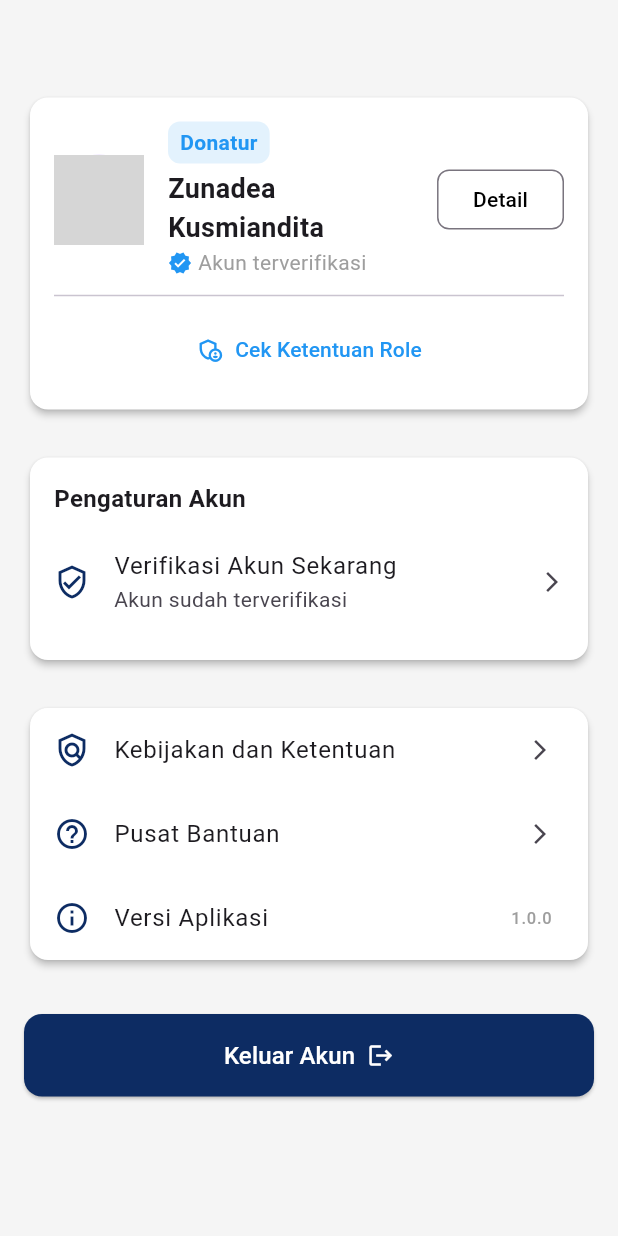
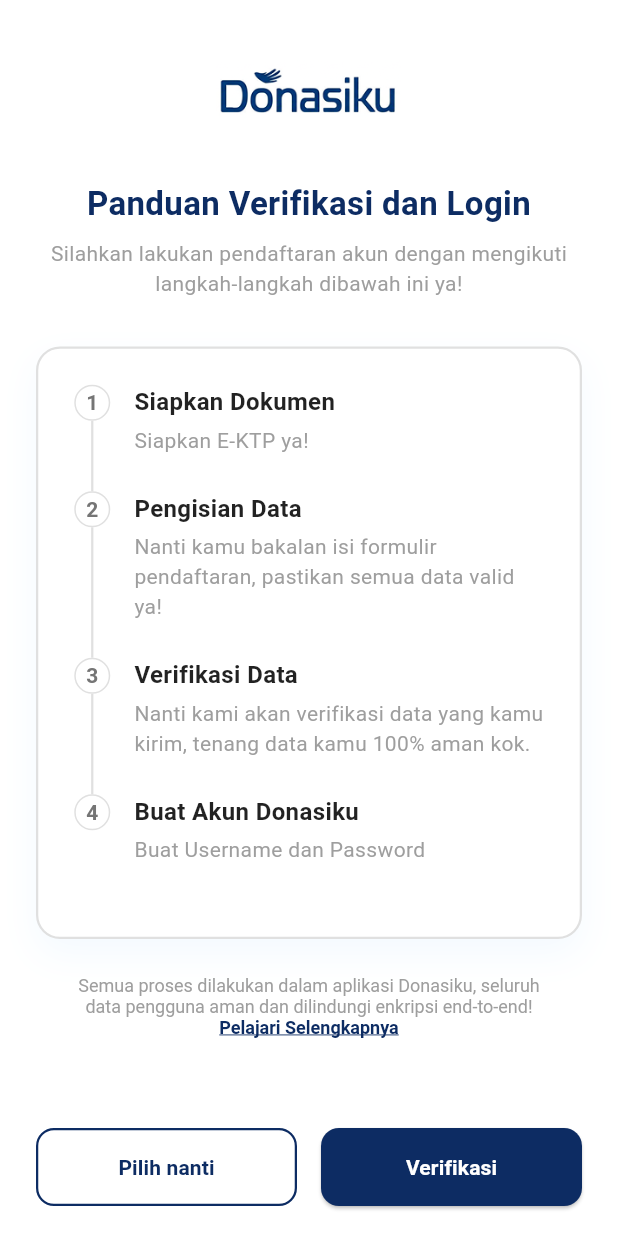
Before and after one commit to EdselSpth/Donasiku-DevHope-Group, a Flutter app: the ProfilePage screen opened directly, after a tap on "Verifikasi Akun Sekarang", on a phone screen of 412 x 824 dp. Run offline on Flutter 3.47's test engine with Material 3 defaults, Android fonts, the light colour scheme and no system bars; our stand-ins replace get; network calls fail; grey boxes are pictures that could not be loaded.

Commit message:
feat: [ESH] Menambahkan implementasi verifikasi

```diff
--- /dev/null
+++ b/lib/user_interface/Verification/verification_guide_screen.dart
@@ -0,0 +1,255 @@
+import 'package:flutter/gestures.dart';
+import 'package:flutter/material.dart';
+import 'package:donasiku/user_interface/Verification/upload_ktp_screen.dart';
+
+class VerificationGuideScreen extends StatelessWidget {
+  const VerificationGuideScreen({Key? key}) : super(key: key);
+
+  @override
+  Widget build(BuildContext context) {
+    return Scaffold(
+      backgroundColor: Colors.white, // Warna background biru muda
+      body: SafeArea(
+        child: Padding(
+          padding: const EdgeInsets.symmetric(horizontal: 24.0, vertical: 20.0),
+          child: Column(
+            mainAxisAlignment: MainAxisAlignment.center,
+            crossAxisAlignment: CrossAxisAlignment.stretch,
+            children: [
+              const SizedBox(height: 20),
+              // 1. Logo Donasiku
+              Image.asset(
+                'Assets/Logo-Donasiku.png', // Pastikan path ini sesuai
+                height: 40,
+              ),
+              const SizedBox(height: 40),
+
+              // 2. Judul dan Subjudul
+              const Text(
+                'Panduan Verifikasi dan Login',
+                textAlign: TextAlign.center,
+                style: TextStyle(
+                  fontSize: 22,
+                  fontWeight: FontWeight.bold,
+                  color: Color(0xFF0D2C63),
+                ),
+              ),
+              const SizedBox(height: 8),
+              const Text(
+                'Silahkan lakukan pendaftaran akun dengan mengikuti langkah-langkah dibawah ini ya!',
+                textAlign: TextAlign.center,
+                style: TextStyle(fontSize: 14, color: Colors.grey),
+              ),
+              const SizedBox(height: 32),
+
+              // 3. Kontainer Putih berisi Langkah-langkah
+              Container(
+                padding: const EdgeInsets.all(24.0),
+                decoration: BoxDecoration(
+                  color: Colors.white,
+                  borderRadius: BorderRadius.circular(16.0),
+                  border: Border.all(
+                    // <-- TAMBAHKAN BARIS INI
+                    color: Colors.grey.shade300, // Warna border
+                    width: 1.5, // Ketebalan border
+                  ),
+                  boxShadow: [
+                    BoxShadow(
+                      color: Colors.blue.withOpacity(0.05),
+                      blurRadius: 20,
+                      offset: const Offset(0, 10),
+                    ),
+                  ],
+                ),
+                child: Column(
+                  children: [
+                    _buildStepItem(
+                      number: '1',
+                      title: 'Siapkan Dokumen',
+                      subtitle: 'Siapkan E-KTP ya!',
+                    ),
+                    _buildStepItem(
+                      number: '2',
+                      title: 'Pengisian Data',
+                      subtitle:
+                          'Nanti kamu bakalan isi formulir pendaftaran, pastikan semua data valid ya!',
+                    ),
+                    _buildStepItem(
+                      number: '3',
+                      title: 'Verifikasi Data',
+                      subtitle:
+                          'Nanti kami akan verifikasi data yang kamu kirim, tenang data kamu 100% aman kok.',
+                    ),
+                    _buildStepItem(
+                      number: '4',
+                      title: 'Buat Akun Donasiku',
+                      subtitle: 'Buat Username dan Password',
+                      isLast: true, // Tandai sebagai item terakhir
+                    ),
+                  ],
+                ),
+              ),
+              const SizedBox(height: 24),
+
+              // 4. Teks Informasi Keamanan
+              Padding(
+                padding: const EdgeInsets.symmetric(horizontal: 16.0),
+                child: RichText(
+                  textAlign: TextAlign.center,
+                  text: TextSpan(
+                    style: const TextStyle(
+                      fontSize: 12,
+                      color: Colors.grey,
+                      fontFamily: 'Poppins', // Sesuaikan jika font beda
+                    ),
+                    children: [
+                      const TextSpan(
+                        text:
+                            'Semua proses dilakukan dalam aplikasi Donasiku, seluruh data pengguna aman dan dilindungi enkripsi end-to-end! ',
+                      ),
+                      TextSpan(
+                        text: 'Pelajari Selengkapnya',
+                        style: const TextStyle(
+                          color: Color(0xFF0D2C63),
+                          fontWeight: FontWeight.bold,
+                          decoration: TextDecoration.underline,
+                        ),
+                        recognizer:
+                            TapGestureRecognizer()
+                              ..onTap = () {
+                                // TODO: Tambahkan aksi saat "Pelajari Selengkapnya" di-tap
+                                print('Learn More Tapped!');
+                              },
+                      ),
+                    ],
+                  ),
+                ),
+              ),
+
+              const Spacer(), // Mendorong tombol ke bawah
+              // 5. Tombol Aksi
+              Row(
+                children: [
+                  Expanded(
+                    child: OutlinedButton(
+                      onPressed: () {
+                        // TODO: Tambahkan aksi untuk "Pilih nanti"
+                      },
+                      style: OutlinedButton.styleFrom(
+                        padding: const EdgeInsets.symmetric(vertical: 16),
+                        foregroundColor: const Color(0xFF0D2C63),
+                        side: const BorderSide(
+                          color: Color(0xFF0D2C63),
+                          width: 1.5,
+                        ),
+                        shape: RoundedRectangleBorder(
+                          borderRadius: BorderRadius.circular(12),
+                        ),
+                      ),
+                      child: const Text(
+                        'Pilih nanti',
+                        style: TextStyle(fontWeight: FontWeight.bold),
+                      ),
+                    ),
+                  ),
+                  const SizedBox(width: 16),
+                  Expanded(
+                    child: ElevatedButton(
+                      onPressed: () {
+                        Navigator.push(
+                          context,
+                          MaterialPageRoute(
+                            builder: (context) => const UploadKtpScreen(),
+                          ),
+                        );
+                      },
+                      style: ElevatedButton.styleFrom(
+                        padding: const EdgeInsets.symmetric(vertical: 16),
+                        backgroundColor: const Color(0xFF0D2C63),
+                        foregroundColor: Colors.white,
+                        shape: RoundedRectangleBorder(
+                          borderRadius: BorderRadius.circular(12),
+                        ),
+                      ),
+                      child: const Text(
+                        'Verifikasi',
+                        style: TextStyle(fontWeight: FontWeight.bold),
+                      ),
+                    ),
+                  ),
+                ],
+              ),
+            ],
+          ),
+        ),
+      ),
+    );
+  }
+
+  // Helper widget untuk membuat setiap item langkah
+  Widget _buildStepItem({
+    required String number,
+    required String title,
+    required String subtitle,
+    bool isLast = false,
+  }) {
+    return IntrinsicHeight(
+      child: Row(
+        crossAxisAlignment: CrossAxisAlignment.start,
+        children: [
+          Column(
+            children: [
+              Container(
+                width: 24,
+                height: 24,
+                decoration: BoxDecoration(
+                  shape: BoxShape.circle,
+                  border: Border.all(color: Colors.grey.shade300),
+                ),
+                child: Center(
+                  child: Text(
+                    number,
+                    style: TextStyle(
+                      color: Colors.grey.shade600,
+                      fontWeight: FontWeight.bold,
+                    ),
+                  ),
+                ),
+              ),
+              // Tampilkan garis hanya jika bukan item terakhir
+              if (!isLast)
+                Expanded(
+                  child: Container(width: 1.5, color: Colors.grey.shade300),
+                ),
+            ],
+          ),
+          const SizedBox(width: 16),
+          Expanded(
+            child: Padding(
+              // Padding bawah agar ada jarak dengan item berikutnya
+              padding: const EdgeInsets.only(bottom: 24.0),
+              child: Column(
+                crossAxisAlignment: CrossAxisAlignment.start,
+                children: [
+                  Text(
+                    title,
+                    style: const TextStyle(
+                      fontWeight: FontWeight.bold,
+                      fontSize: 16,
+                      color: Colors.black87,
+                    ),
+                  ),
+                  const SizedBox(height: 4),
+                  Text(
+                    subtitle,
+                    style: const TextStyle(color: Colors.grey, fontSize: 14),
+                  ),
+                ],
+              ),
+            ),
+          ),
+        ],
+      ),
+    );
+  }
+}
--- a/lib/widget/account_setting_card.dart
+++ b/lib/widget/account_setting_card.dart
@@ -1,4 +1,5 @@
 import 'package:flutter/material.dart';
+import 'package:donasiku/user_interface/Verification/verification_guide_screen.dart';
 
 class AccountSettingsCard extends StatelessWidget {
   const AccountSettingsCard({super.key});
@@ -30,8 +31,12 @@
               subtitle: const Text('Akun sudah terverifikasi'),
               trailing: const Icon(Icons.arrow_forward_ios, size: 16),
               onTap: () {
-                // Tambahkan logika navigasi atau aksi di sini
-                print('Account Verification Tapped!');
+                Navigator.push(
+                  context,
+                  MaterialPageRoute(
+                    builder: (context) => const VerificationGuideScreen(),
+                  ),
+                );
               },
             ),
           ],
```
Also changed, not shown: lib/user_interface/Verification/face_verification_screen.dart (added, +201 -0 lines), lib/user_interface/Verification/upload_ktp_screen.dart (added, +204 -0 lines), Assets/FotoWajahBenar.png (added), Assets/FotoWajahSalah.png (added), Assets/KTP Bener.png (added), Assets/KTP Salah.png (added).
